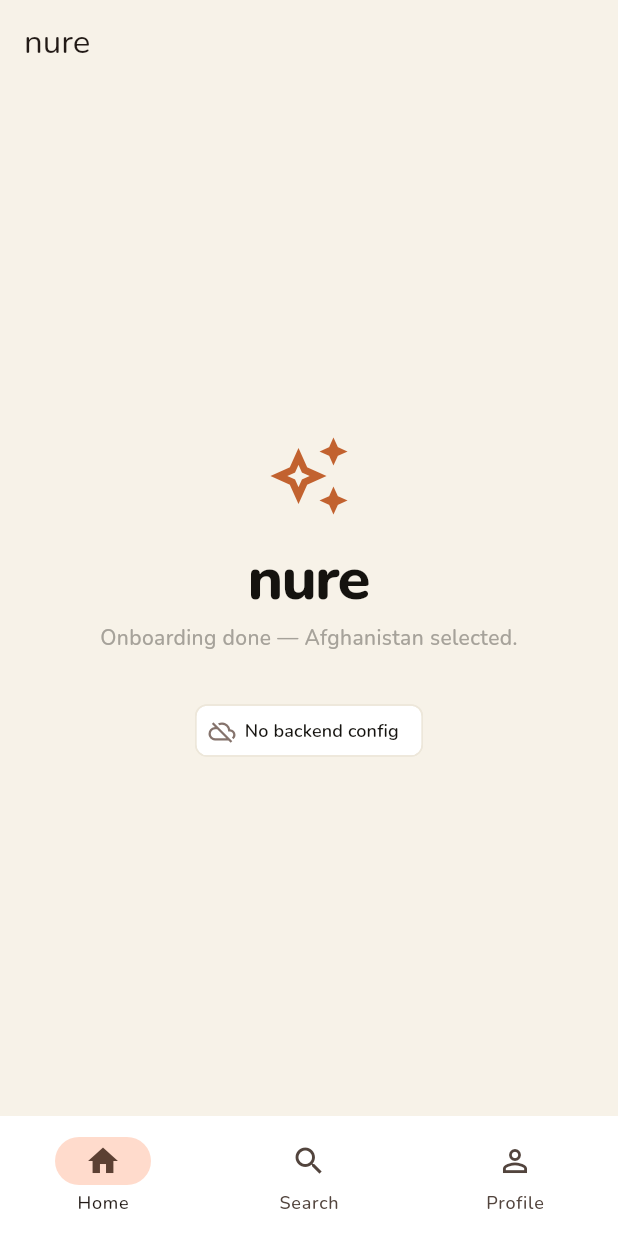
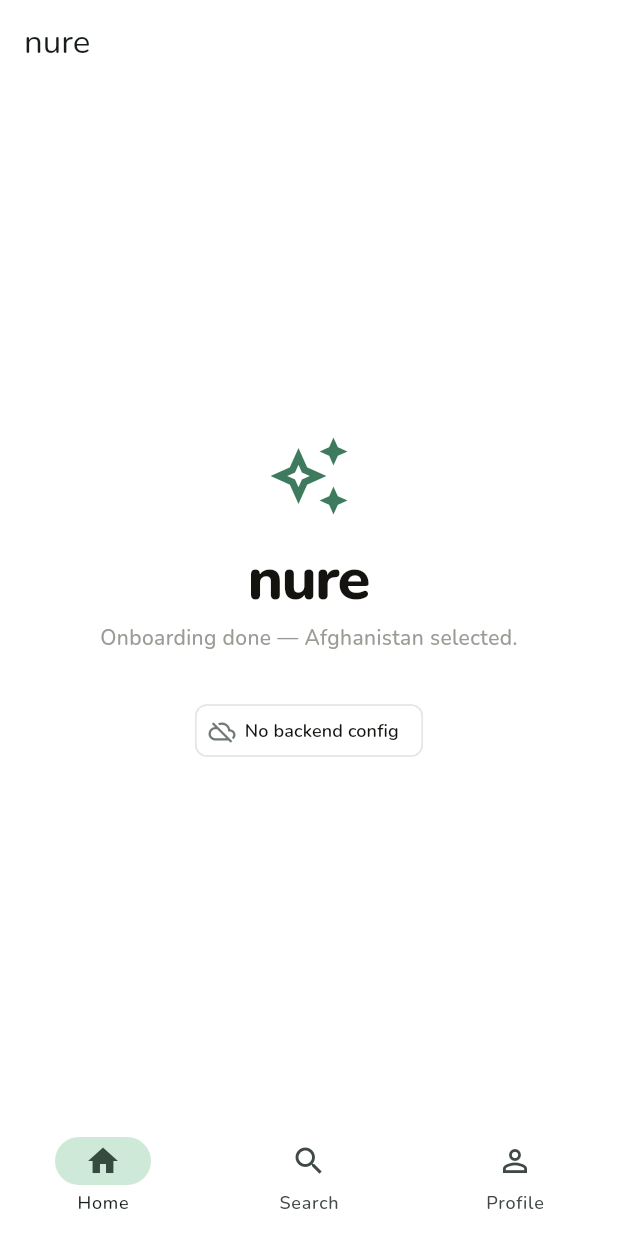
Before and after one commit to httpsvds/nure, a Flutter app: the screen it shows after launch, after a tap on "Afghanistan", after a tap on "Continue", on a phone screen of 412 x 824 dp. Run offline on Flutter 3.47's test engine with Material 3 defaults, Android fonts, the phone set to English and light mode, and no system bars; our stand-ins replace supabase_flutter; missing offline and left inert: country_flags; accounts and stored records are empty.

Commit message:
White background, single sage accent, and country search
- Background is white; cards are distinguished by a hairline border and a soft
  shadow rather than by a tinted page.
- Terracotta is gone. Selection borders, the radio dot and the Continue button
  now share one sage, so the screen reads as a single colour. The shade used
  under white text is the deep sage, which carries it at about 5:1 contrast;
  the lighter sages stay decorative, on the progress bar, where no text sits.
- A disabled Continue uses an opaque muted fill rather than a faded overlay,
  keeping the earlier fix that stopped list rows showing through it.
- Adds a search field. Prefix matches rank above substring matches, so "ind"
  offers India before British Indian Ocean Territory, and an exact code match
  works too. Clearing is one tap, and an empty result says so rather than
  showing a blank page.

Country coverage audited rather than assumed: all 193 UN member states are
present across the 258 entries. The 22 ICU codes excluded are deprecated
aliases (UK, BU, SU, ZR, CS, YU) and non-countries (EZ, ZZ, XA, XB), which
would otherwise appear as duplicate rows. Every entry is guaranteed a flag
because the list is generated from the intersection with the bundled assets.

Co-Authored-By: Claude Opus 5 (1M context) <noreply@anthropic.com>

```diff
--- a/lib/main.dart
+++ b/lib/main.dart
@@ -88,7 +88,7 @@ class _HomeScreenState extends State<HomeScreen> {
               const Icon(
                 Icons.auto_awesome_outlined,
                 size: 56,
-                color: NureColors.terracotta,
+                color: NureColors.sageDeep,
               ),
               const SizedBox(height: 20),
               Text('nure', style: theme.textTheme.displaySmall),
--- a/lib/onboarding/country_page.dart
+++ b/lib/onboarding/country_page.dart
@@ -31,7 +31,53 @@ class CountryPage extends StatefulWidget {
 }
 
 class _CountryPageState extends State<CountryPage> {
+  final TextEditingController _search = TextEditingController();
+  final ScrollController _scroll = ScrollController();
+
   Country? _selected;
+  List<Country> _results = kCountries;
+
+  @override
+  void initState() {
+    super.initState();
+    _search.addListener(_applyFilter);
+  }
+
+  @override
+  void dispose() {
+    _search
+      ..removeListener(_applyFilter)
+      ..dispose();
+    _scroll.dispose();
+    super.dispose();
+  }
+
+  void _applyFilter() {
+    final query = _search.text.trim().toLowerCase();
+
+    final next = query.isEmpty
+        ? kCountries
+        : kCountries.where((c) {
+            return c.name.toLowerCase().contains(query) ||
+                c.code.toLowerCase() == query;
+          }).toList(growable: false);
+
+    // Ranking a prefix match above a mid-word one keeps "ind" showing India
+    // before British Indian Ocean Territory.
+    if (query.isNotEmpty) {
+      final ranked = [...next]..sort((a, b) {
+          final aStarts = a.name.toLowerCase().startsWith(query);
+          final bStarts = b.name.toLowerCase().startsWith(query);
+          if (aStarts != bStarts) return aStarts ? -1 : 1;
+          return a.name.compareTo(b.name);
+        });
+      setState(() => _results = ranked);
+    } else {
+      setState(() => _results = next);
+    }
+
+    if (_scroll.hasClients) _scroll.jumpTo(0);
+  }
 
   void _select(Country country) {
     if (_selected == country) return;
@@ -56,16 +102,21 @@ class _CountryPageState extends State<CountryPage> {
               onClose: widget.onClose,
             ),
             const _Heading(),
+            _SearchField(controller: _search),
             if (selected != null) _PinnedSelection(country: selected),
             Expanded(
               child: Stack(
                 children: [
+                  if (_results.isEmpty)
+                    const _NoResults()
+                  else
                   ListView.builder(
+                    controller: _scroll,
                     padding: const EdgeInsets.fromLTRB(20, 4, 20, 140),
-                    itemCount: kCountries.length,
+                    itemCount: _results.length,
                     itemExtent: _CountryTile.extent,
                     itemBuilder: (context, i) {
-                      final country = kCountries[i];
+                      final country = _results[i];
                       return _CountryTile(
                         country: country,
                         selected: country == selected,
@@ -92,7 +143,7 @@ class _CountryPageState extends State<CountryPage> {
                                   begin: Alignment.topCenter,
                                   end: Alignment.bottomCenter,
                                   colors: [
-                                    Color(0x00F7F2E8),
+                                    Color(0x00FFFFFF),
                                     NureColors.paper,
                                   ],
                                 ),
@@ -204,6 +255,88 @@ class _Heading extends StatelessWidget {
   }
 }
 
+class _SearchField extends StatelessWidget {
+  const _SearchField({required this.controller});
+
+  final TextEditingController controller;
+
+  @override
+  Widget build(BuildContext context) {
+    return Padding(
+      padding: const EdgeInsets.fromLTRB(20, 0, 20, 16),
+      child: ValueListenableBuilder<TextEditingValue>(
+        valueListenable: controller,
+        builder: (context, value, _) {
+          return TextField(
+            controller: controller,
+            textInputAction: TextInputAction.search,
+            style: nunito(16, 600),
+            cursorColor: NureColors.sageDeep,
+            decoration: InputDecoration(
+              hintText: 'Search country',
+              hintStyle: nunito(16, 500, color: NureColors.muted),
+              prefixIcon: const Icon(
+                Icons.search,
+                size: 22,
+                color: NureColors.muted,
+              ),
+              suffixIcon: value.text.isEmpty
+                  ? null
+                  : Pressable(
+                      onPressed: controller.clear,
+                      scale: 0.8,
+                      child: const Icon(
+                        Icons.close,
+                        size: 20,
+                        color: NureColors.muted,
+                      ),
+                    ),
+              filled: true,
+              fillColor: NureColors.field,
+              contentPadding: const EdgeInsets.symmetric(vertical: 16),
+              border: OutlineInputBorder(
+                borderRadius: BorderRadius.circular(16),
+                borderSide: BorderSide.none,
+              ),
+              enabledBorder: OutlineInputBorder(
+                borderRadius: BorderRadius.circular(16),
+                borderSide: BorderSide.none,
+              ),
+              focusedBorder: OutlineInputBorder(
+                borderRadius: BorderRadius.circular(16),
+                borderSide: const BorderSide(
+                  color: NureColors.sageDeep,
+                  width: 1.6,
+                ),
+              ),
+            ),
+          );
+        },
+      ),
+    );
+  }
+}
+
+class _NoResults extends StatelessWidget {
+  const _NoResults();
+
+  @override
+  Widget build(BuildContext context) {
+    return Padding(
+      padding: const EdgeInsets.only(top: 48),
+      child: Column(
+        children: [
+          const Icon(Icons.travel_explore_outlined,
+              size: 40, color: NureColors.muted),
+          const SizedBox(height: 12),
+          Text('No countries match that search',
+              style: nunito(15, 600, color: NureColors.muted)),
+        ],
+      ),
+    );
+  }
+}
+
 /// Keeps the current answer on screen above the scrolling list.
 class _PinnedSelection extends StatelessWidget {
   const _PinnedSelection({required this.country});
@@ -267,12 +400,12 @@ class _CountryTile extends StatelessWidget {
             color: NureColors.card,
             borderRadius: BorderRadius.circular(18),
             border: Border.all(
-              color: selected ? NureColors.terracotta : NureColors.hairline,
+              color: selected ? NureColors.sageDeep : NureColors.hairline,
               width: selected ? 1.6 : 1,
             ),
             boxShadow: [
               BoxShadow(
-                color: const Color(0xFF8A7C5E).withValues(alpha: 0.07),
+                color: const Color(0xFF3A3A38).withValues(alpha: 0.06),
                 blurRadius: 10,
                 offset: const Offset(0, 3),
               ),
@@ -325,7 +458,7 @@ class _Radio extends StatelessWidget {
       decoration: BoxDecoration(
         shape: BoxShape.circle,
         border: Border.all(
-          color: selected ? NureColors.terracotta : const Color(0xFF2B2722),
+          color: selected ? NureColors.sageDeep : const Color(0xFF8C8C88),
           width: selected ? 2 : 1.6,
         ),
       ),
@@ -340,7 +473,7 @@ class _Radio extends StatelessWidget {
           height: 12,
           decoration: const BoxDecoration(
             shape: BoxShape.circle,
-            color: NureColors.terracotta,
+            color: NureColors.sageDeep,
           ),
         ),
       ),
@@ -367,12 +500,12 @@ class _ContinueButton extends StatelessWidget {
         height: 62,
         alignment: Alignment.center,
         decoration: BoxDecoration(
-          color: enabled ? NureColors.terracotta : const Color(0xFFE6DACB),
+          color: enabled ? NureColors.sageDeep : NureColors.disabled,
           borderRadius: BorderRadius.circular(18),
           boxShadow: enabled
               ? [
                   BoxShadow(
-                    color: NureColors.terracotta.withValues(alpha: 0.35),
+                    color: NureColors.sageDeep.withValues(alpha: 0.3),
                     blurRadius: 18,
                     offset: const Offset(0, 8),
                   ),
@@ -384,7 +517,7 @@ class _ContinueButton extends StatelessWidget {
           style: nunito(
             17.5,
             800,
-            color: enabled ? Colors.white : const Color(0xFFB0A392),
+            color: enabled ? Colors.white : NureColors.disabledInk,
           ),
           child: const Text('Continue'),
         ),
--- a/lib/theme.dart
+++ b/lib/theme.dart
@@ -3,24 +3,32 @@ import 'package:flutter/material.dart';
 
 /// The nure palette.
 ///
-/// Warm paper background with white cards, a terracotta accent for choices and
-/// actions, and a sage green reserved for progress.
+/// A white page with hairline-bordered cards and a single sage accent used for
+/// selection, the primary action and progress alike.
 abstract final class NureColors {
-  static const paper = Color(0xFFF7F2E8);
+  static const paper = Color(0xFFFFFFFF);
   static const card = Color(0xFFFFFFFF);
   static const ink = Color(0xFF15130F);
-  static const muted = Color(0xFFA6A29A);
-  static const hairline = Color(0xFFEDE7DA);
+  static const muted = Color(0xFF9B9B96);
+  static const hairline = Color(0xFFE6E6E2);
 
-  /// Selection and primary actions.
-  static const terracotta = Color(0xFFC2622F);
-  static const terracottaDark = Color(0xFFA8521F);
+  /// Input fields, which need to read as recessed against a white page.
+  static const field = Color(0xFFF4F4F2);
 
-  /// Progress only — deliberately not used for buttons, so forward motion
-  /// reads differently from "this is tappable".
-  static const sage = Color(0xFF8FC0A9);
-  static const sageDeep = Color(0xFF6FA98E);
-  static const sageTrack = Color(0xFFE4EBE1);
+  /// The one accent: selection borders, the primary button and progress all
+  /// use this family, so the screen reads as a single colour.
+  ///
+  /// [sageDeep] is dark enough to carry white text at ~5:1 contrast; the
+  /// lighter shades are decorative only and must not sit under white text.
+  static const sageLight = Color(0xFF8FC0A9);
+  static const sage = Color(0xFF5E9E7E);
+  static const sageDeep = Color(0xFF3E7A5E);
+  static const sageTrack = Color(0xFFE8EFE9);
+
+  /// A disabled action — opaque, never a faded overlay, so the list cannot
+  /// show through it.
+  static const disabled = Color(0xFFDCE4DD);
+  static const disabledInk = Color(0xFF9DAAA1);
 }
 
 /// Nunito is a variable font, shipped as a single file with a `wght` axis.
@@ -49,8 +57,8 @@ TextStyle nunito(
 
 ThemeData buildNureTheme() {
   final scheme = ColorScheme.fromSeed(
-    seedColor: NureColors.terracotta,
-    primary: NureColors.terracotta,
+    seedColor: NureColors.sageDeep,
+    primary: NureColors.sageDeep,
     surface: NureColors.paper,
   );
 
--- a/lib/widgets/progress_bar.dart
+++ b/lib/widgets/progress_bar.dart
@@ -48,7 +48,7 @@ class NureProgressBar extends StatelessWidget {
                       decoration: BoxDecoration(
                         borderRadius: BorderRadius.circular(height),
                         gradient: const LinearGradient(
-                          colors: [NureColors.sage, NureColors.sageDeep],
+                          colors: [NureColors.sageLight, NureColors.sage],
                         ),
                         boxShadow: [
                           BoxShadow(
```
Also changed, not shown: 3 other files.
